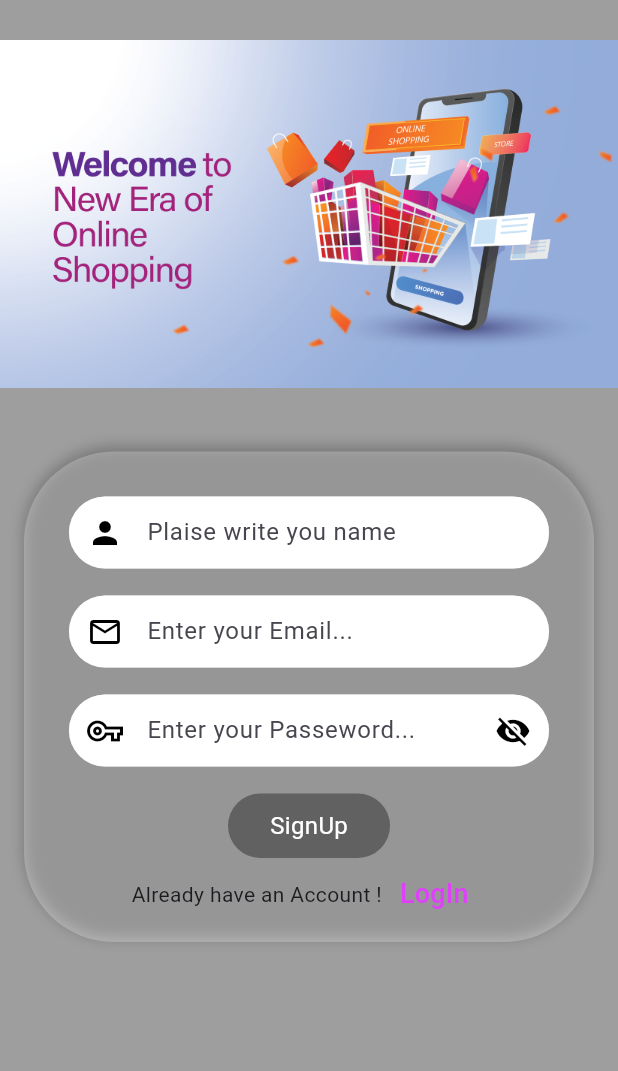
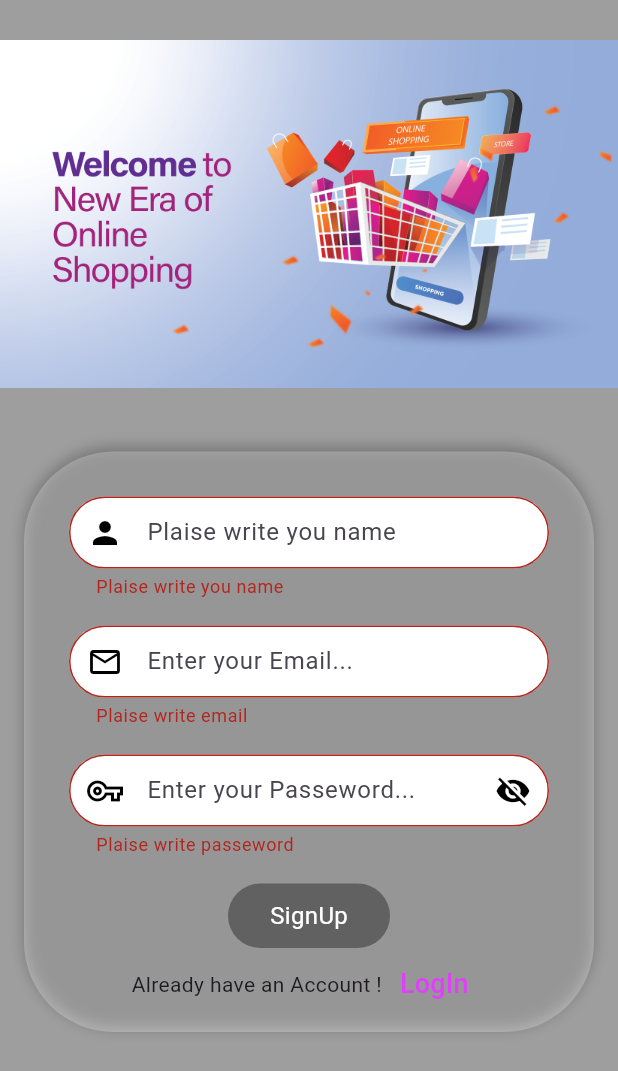
Before and after one commit to mohamedahmedkhriji/ecomerce_app, a Flutter app: the SignUp_Screen screen opened directly, after a tap on "SignUp", on a phone screen of 412 x 824 dp. Shown: the top 1071 px of the screen. Run offline on Flutter 3.47's test engine with Material 3 defaults, Android fonts, the phone set to English and light mode, and no system bars; our stand-ins replace fluttertoast, get.

Commit message:
second commit signup

```diff
--- /dev/null
+++ b/lib/api_connection/api_connectio.dart
@@ -0,0 +1,9 @@
+class API {
+  static const hostConnect = "http://192.168.100.90/api_space_market";
+
+  static const hostConnectUser = "$hostConnect/user";
+
+  //singUp user
+  static const validationEmail = "$hostConnect/user/validate_email.php";
+  static const signup = "$hostConnect/user/signup.php";
+}
--- a/lib/users/auth/signup_screen.dart
+++ b/lib/users/auth/signup_screen.dart
@@ -1,6 +1,12 @@
+import 'dart:convert';
+
 import 'package:flutter/material.dart';
+import 'package:fluttertoast/fluttertoast.dart';
 import 'package:get/get.dart';
 import 'package:spacemarket_app/users/auth/login_screen.dart';
+import 'package:http/http.dart' as http;
+import 'package:spacemarket_app/users/model/user.dart';
+import '../../api_connection/api_connectio.dart';
 
 class SignUp_Screen extends StatefulWidget {
   @override
@@ -11,8 +17,73 @@ class _SignUp_ScreenState extends State<SignUp_Screen> {
   var formkey = GlobalKey<FormState>();
   var nameController = TextEditingController();
   var emailController = TextEditingController();
-  var passController = TextEditingController();
+  var passwordController = TextEditingController();
   var isObsecuire = true.obs;
+
+  validateUserEmail() async {
+    try {
+      var res = await http.post(
+        Uri.parse(API.validationEmail),
+        body: {
+          'user_email': emailController.text.trim(),
+        },
+      );
+
+      if (res.statusCode ==
+          200) //from flutter app the connection with api to server - success
+      {
+        var resBodyOfValidateEmail = jsonDecode(res.body);
+
+        if (resBodyOfValidateEmail['emailFound'] == true) {
+          Fluttertoast.showToast(
+              msg: "Email is already in someone else use. Try another email.");
+        } else {
+          //register & save new user record to database
+          registerAndSaveUserRecord();
+        }
+      }
+    } catch (e) {
+      print(e.toString());
+      Fluttertoast.showToast(msg: e.toString());
+    }
+  }
+
+  registerAndSaveUserRecord() async {
+    User userModel = User(
+      1,
+      nameController.text.trim(),
+      emailController.text.trim(),
+      passwordController.text.trim(),
+    );
+
+    try {
+      var res = await http.post(
+        Uri.parse(API.signup),
+        body: userModel.toJson(),
+      );
+
+      if (res.statusCode ==
+          200) //from flutter app the connection with api to server - success
+      {
+        var resBodyOfSignUp = jsonDecode(res.body);
+        if (resBodyOfSignUp['success'] == true) {
+          Fluttertoast.showToast(
+              msg: "Congratulations, you are SignUp Successfully.");
+
+          setState(() {
+            nameController.clear();
+            emailController.clear();
+            passwordController.clear();
+          });
+        } else {
+          Fluttertoast.showToast(msg: "Error Occurred, Try Again.");
+        }
+      }
+    } catch (e) {
+      print(e.toString());
+      Fluttertoast.showToast(msg: e.toString());
+    }
+  }
 
   @override
   Widget build(BuildContext context) {
@@ -160,7 +231,7 @@ class _SignUp_ScreenState extends State<SignUp_Screen> {
                                 Obx(
                                   //afficahe et masque passeword
                                   () => TextFormField(
-                                    controller: passController,
+                                    controller: passwordController,
                                     obscureText: isObsecuire.value,
                                     validator: (val) => val == ""
                                         ? "Plaise write passeword"
@@ -234,10 +305,16 @@ class _SignUp_ScreenState extends State<SignUp_Screen> {
                                   color: Colors.grey[700],
                                   borderRadius: BorderRadius.circular(30.0),
                                   child: InkWell(
-                                    onTap: () {},
                                     borderRadius: BorderRadius.circular(30.0),
-                                    child: const Padding(
-                                      padding: EdgeInsets.symmetric(
+                                    onTap: () {
+                                      if (formkey.currentState != null &&
+                                          formkey.currentState!.validate()) {
+                                        // Validate the email
+                                        validateUserEmail();
+                                      }
+                                    },
+                                    child: Padding(
+                                      padding: const EdgeInsets.symmetric(
                                         vertical: 10.0,
                                         horizontal: 28.0,
                                       ),
@@ -250,7 +327,7 @@ class _SignUp_ScreenState extends State<SignUp_Screen> {
                                       ),
                                     ),
                                   ),
-                                )
+                                ),
                               ],
                             ),
                           ),
--- /dev/null
+++ b/lib/users/model/user.dart
@@ -0,0 +1,20 @@
+class User {
+  int user_id;
+  String user_name;
+  String user_email;
+  String user_password;
+
+  User(
+    this.user_id,
+    this.user_name,
+    this.user_email,
+    this.user_password,
+  );
+
+  Map<String, dynamic> toJson() => {
+        'user_id': user_id.toString(),
+        'user_name': user_name,
+        'user_email': user_email,
+        'user_password': user_password,
+      };
+}
--- a/pubspec.yaml
+++ b/pubspec.yaml
@@ -36,6 +36,9 @@ dependencies:
   # Use with the CupertinoIcons class for iOS style icons.
   cupertino_icons: ^1.0.2
   get: ^4.6.6
+  font_awesome_flutter: ^10.7.0
+  http: ^1.2.0
+  fluttertoast: ^8.2.5
 
 dev_dependencies:
   flutter_test:
```
Also changed, not shown: lib/generated/assets.dart, pubspec.lock.
